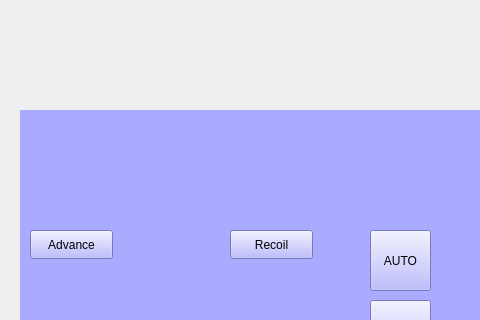
Before: the Qt Designer form ProyectoNeu.ui in osvaldillo/interfaz-banco-cortadora, drawn with Qt 5; both pictures show x 0 to 480 and y 0 to 320 of the 1000 by 800 pixel window.
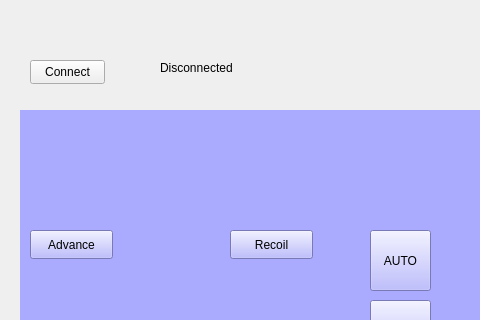
After: the same form once the commit is applied. Icons and pictures are not drawn.

Commit message: Version fusionada de Josué y Osvaldo. Sensores de final de carrera añadidos en el código del microcontrolador, y lógica mejorada. Interfaz con botón de conexion a microcontrolador añadido.

```diff
--- a/ProyectoNeu.ui
+++ b/ProyectoNeu.ui
@@ -721,6 +721,32 @@
      <string>Change</string>
     </property>
    </widget>
+   <widget class="QPushButton" name="connectionButton">
+    <property name="geometry">
+     <rect>
+      <x>30</x>
+      <y>60</y>
+      <width>75</width>
+      <height>24</height>
+     </rect>
+    </property>
+    <property name="text">
+     <string>Connect</string>
+    </property>
+   </widget>
+   <widget class="QLabel" name="connectionStateLabel">
+    <property name="geometry">
+     <rect>
+      <x>160</x>
+      <y>60</y>
+      <width>171</width>
+      <height>16</height>
+     </rect>
+    </property>
+    <property name="text">
+     <string>Disconnected</string>
+    </property>
+   </widget>
   </widget>
   <widget class="QMenuBar" name="menubar">
    <property name="geometry">
```
Left out of the diff: 4 changed lines with no effect on the pictures. The commit also changes 2 other files.
